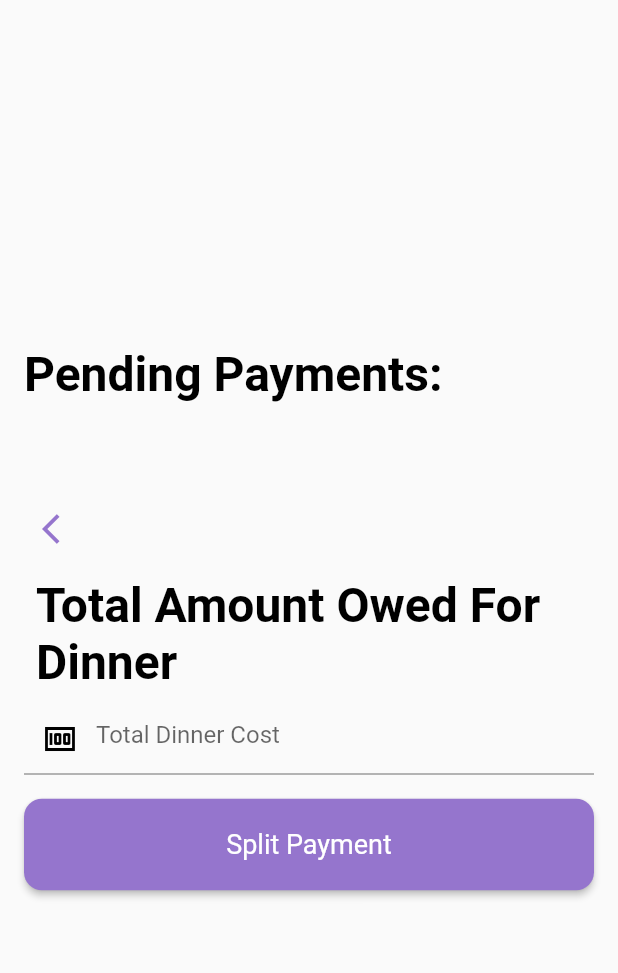
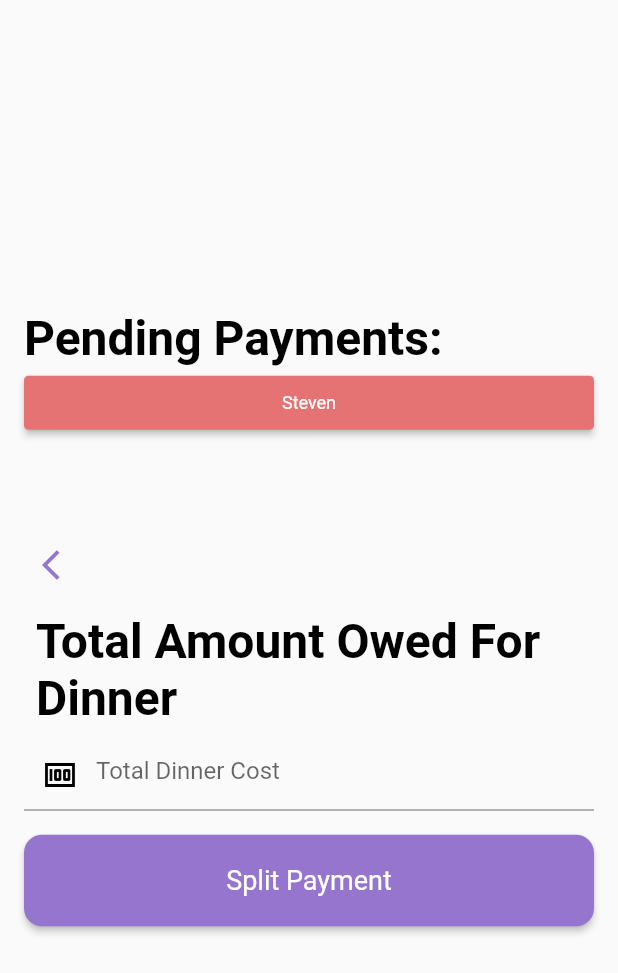
Before and after one commit to joshbl-dev/TeamDinner-JIB-2341, a Flutter app: the PaymentPage screen opened directly, on a phone screen of 412 x 824 dp. Shown: the top 973 px of the screen. Run offline on Flutter 3.47's test engine with Material 2 defaults, Android fonts, the phone set to English and light mode, and no system bars; our stand-ins replace flutter_secure_storage, google_nav_bar; missing offline and left inert: flutter_polls; accounts and stored records are empty.

Commit message:
Member Payments
- created a debt field and displays users owner's venmo,
- In split payment page there is a button to enter how much a member has paid

```diff
--- a/frontend/lib/new_team.dart
+++ b/frontend/lib/new_team.dart
@@ -7,6 +7,7 @@ class CreateNewTeamPage extends StatelessWidget {
   @override
   Widget build(BuildContext context) {
     return Scaffold(
+      resizeToAvoidBottomInset : true,
       body: Padding(
         padding: const EdgeInsets.all(16.0),
         child: Column(
@@ -30,7 +31,7 @@ class CreateNewTeamPage extends StatelessWidget {
               ),
             ),
             const Padding(
-              padding: EdgeInsets.only(bottom: 32.0),
+              padding: EdgeInsets.only(top: 10.0),
               child: Text(
                 "Create New Team",
                 style: TextStyle(
--- a/frontend/lib/widgets/new_team_form.dart
+++ b/frontend/lib/widgets/new_team_form.dart
@@ -36,7 +36,8 @@ class _NewTeamFormState extends State<NewTeamForm> {
   @override
   Widget build(BuildContext context) {
     return Scaffold(
-      body: Padding(
+      resizeToAvoidBottomInset : false,
+      body: SingleChildScrollView(
         padding: const EdgeInsets.only(
             top: 110.0, left: 18.0, right: 18.0, bottom: 18.0),
         child: Column(
@@ -196,7 +197,7 @@ class _NewTeamFormState extends State<NewTeamForm> {
                     ),
                   ),
                   const Padding(
-                    padding: const EdgeInsets.only(top: 15),
+                    padding: EdgeInsets.only(top: 1),
                   ),
                   SizedBox(
                     width: double.infinity,
--- a/frontend/lib/widgets/payment_form.dart
+++ b/frontend/lib/widgets/payment_form.dart
@@ -1,4 +1,5 @@
 import 'package:flutter/material.dart';
+import 'package:frontend/widgets/personalized_payment_form.dart';
 
 class PaymentPage extends StatefulWidget {
   const PaymentPage({Key? key}) : super(key: key);
@@ -25,6 +26,29 @@ class _PaymentPageState extends State<PaymentPage> {
                 color: Colors.black,
                 fontSize: 32.0,
                 fontWeight: FontWeight.bold,
+              ),
+            ),
+            SizedBox(
+              width: double.infinity,
+              child: RawMaterialButton(
+                fillColor: Colors.red[300],
+                padding: const EdgeInsets.symmetric(vertical: 5.0),
+                shape: RoundedRectangleBorder(
+                    borderRadius: BorderRadius.circular(3.0)
+                ),
+                onPressed: () {
+                  Navigator.push(context, MaterialPageRoute(builder: (context)
+                  {
+                    return const IndividualPaymentPage();
+                  }));
+                },
+                child: const Text(
+                  "Steven",
+                  style: TextStyle(
+                    color: Colors.white,
+                    fontSize: 12,
+                  ),
+                ),
               ),
             ),
             Padding(
```
Also changed, not shown: frontend/lib/pages/teams.dart (+10 -0 lines), frontend/lib/widgets/personalized_payment_form.dart (added, +84 -0 lines).
